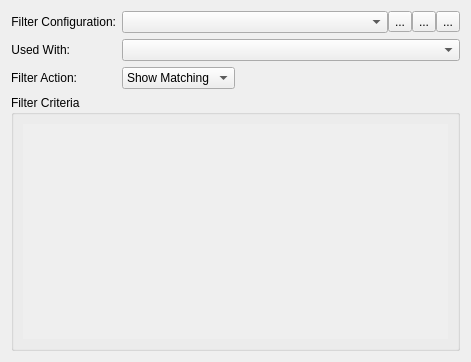
KDE/publictransport, file applet/publicTransportFilterConfig.ui: the form before one commit.
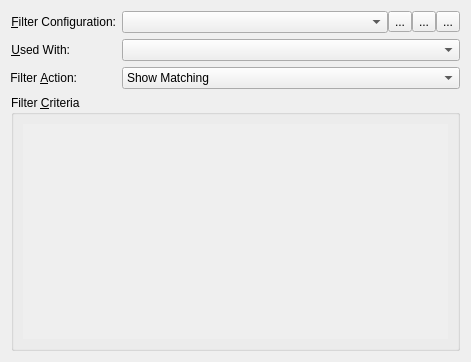
The form after the commit. Custom widgets are drawn as their Qt base class.

Commit message:
New alarm configuration UI (same as filter UI)
- Looks almost like the filter configuration UI
- Alarms cannot be disabled any longer, the setting can be removed
  from AlarmSettings later. Could use a CheckComboBox for that, but alarms
  can already be enabled/disabled per stop.
- New class AlarmSettingsList with convenience methods, just like FilterSettingsList.
  Could create a base class for those lists of items with names or use a QHash instead.

Diff of the .ui file:
```diff
--- a/applet/publicTransportFilterConfig.ui
+++ b/applet/publicTransportFilterConfig.ui
@@ -10,20 +10,18 @@
     <height>362</height>
    </rect>
   </property>
-  <layout class="QVBoxLayout" name="verticalLayout_3">
-   <item>
-    <layout class="QFormLayout" name="formLayout_3">
-     <property name="fieldGrowthPolicy">
-      <enum>QFormLayout::ExpandingFieldsGrow</enum>
-     </property>
+  <layout class="QFormLayout" name="formLayout_2">
      <item row="0" column="0">
-      <widget class="QLabel" name="lblFilterConfiguration">
+    <widget class="QLabel" name="lblFilterConfigurations">
        <property name="text">
-        <string comment="@label:listbox">Filter Configuration:</string>
+      <string comment="@label:listbox">&amp;Filter Configuration:</string>
        </property>
        <property name="alignment">
         <set>Qt::AlignRight|Qt::AlignTrailing|Qt::AlignVCenter</set>
        </property>
+     <property name="buddy">
+      <cstring>filterConfigurations</cstring>
+     </property>
       </widget>
      </item>
      <item row="0" column="1">
@@ -92,11 +90,14 @@
      <item row="1" column="0">
       <widget class="QLabel" name="lblAffectedStops">
        <property name="text">
-        <string comment="@label:listbox">Used With:</string>
+      <string comment="@label:listbox">&amp;Used With:</string>
        </property>
        <property name="alignment">
         <set>Qt::AlignRight|Qt::AlignTrailing|Qt::AlignVCenter</set>
        </property>
+     <property name="buddy">
+      <cstring>affectedStops</cstring>
+     </property>
       </widget>
      </item>
      <item row="1" column="1">
@@ -121,11 +122,14 @@
      <item row="2" column="0">
       <widget class="QLabel" name="lblFilterAction">
        <property name="text">
-        <string comment="@label:listbox">Filter Action:</string>
+      <string comment="@label:listbox">Filter &amp;Action:</string>
        </property>
        <property name="alignment">
         <set>Qt::AlignRight|Qt::AlignTrailing|Qt::AlignVCenter</set>
        </property>
+     <property name="buddy">
+      <cstring>filterAction</cstring>
+     </property>
       </widget>
      </item>
      <item row="2" column="1">
@@ -145,18 +149,16 @@
        </item>
       </widget>
      </item>
-    </layout>
-   </item>
-   <item>
+   <item row="3" column="0" colspan="2">
     <widget class="QGroupBox" name="grpFilterCriteria">
      <property name="sizePolicy">
       <sizepolicy hsizetype="Preferred" vsizetype="Expanding">
        <horstretch>0</horstretch>
-       <verstretch>0</verstretch>
+       <verstretch>222</verstretch>
       </sizepolicy>
      </property>
      <property name="title">
-      <string comment="@title:group">Filter Criteria</string>
+      <string comment="@title:group">Filter &amp;Criteria</string>
      </property>
      <layout class="QVBoxLayout" name="verticalLayout">
       <item>
@@ -182,7 +184,7 @@
            <x>0</x>
            <y>0</y>
            <width>449</width>
-           <height>229</height>
+           <height>231</height>
           </rect>
          </property>
          <layout class="QFormLayout" name="formLayout">
```
Lines whose indentation alone changed are shown as unchanged. The commit also changes 4 other files.
